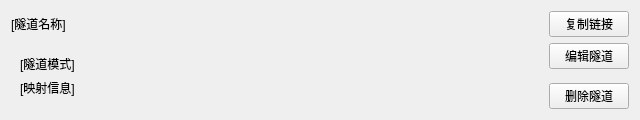
The window that QtUI/singleProxyWidget.ui (MCSLTeam/OpenFRP_Plugin) describes before a commit, drawn with Qt 5.
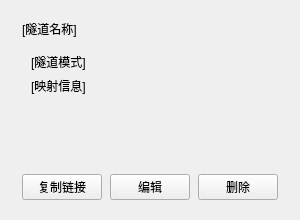
The same window after the commit. Custom widgets are drawn as their Qt base class.

Commit message: A | 用户隧道列表

The edit to the form file:
```diff
--- a/QtUI/singleProxyWidget.ui
+++ b/QtUI/singleProxyWidget.ui
@@ -6,59 +6,68 @@
    <rect>
     <x>0</x>
     <y>0</y>
-    <width>640</width>
-    <height>120</height>
+    <width>300</width>
+    <height>220</height>
    </rect>
   </property>
   <property name="sizePolicy">
-   <sizepolicy hsizetype="Expanding" vsizetype="Fixed">
+   <sizepolicy hsizetype="Fixed" vsizetype="Fixed">
     <horstretch>0</horstretch>
     <verstretch>0</verstretch>
    </sizepolicy>
   </property>
   <property name="minimumSize">
    <size>
-    <width>640</width>
-    <height>120</height>
+    <width>300</width>
+    <height>220</height>
    </size>
   </property>
   <property name="maximumSize">
    <size>
-    <width>16777215</width>
-    <height>120</height>
+    <width>300</width>
+    <height>220</height>
    </size>
   </property>
   <property name="windowTitle">
    <string/>
   </property>
   <layout class="QGridLayout" name="gridLayout">
-   <item row="0" column="0">
+   <item row="0" column="0" colspan="2">
+    <widget class="QWidget" name="ProxyWidget" native="true">
+     <property name="sizePolicy">
+      <sizepolicy hsizetype="Expanding" vsizetype="Expanding">
+       <horstretch>0</horstretch>
+       <verstretch>0</verstretch>
+      </sizepolicy>
+     </property>
+     <layout class="QGridLayout" name="gridLayout_2">
+      <item row="0" column="0" colspan="2">
     <widget class="SubtitleLabel" name="proxyName">
+        <property name="sizePolicy">
+         <sizepolicy hsizetype="Expanding" vsizetype="Fixed">
+          <horstretch>0</horstretch>
+          <verstretch>0</verstretch>
+         </sizepolicy>
+        </property>
      <property name="text">
       <string>[隧道名称]</string>
      </property>
     </widget>
    </item>
-   <item row="3" column="1">
-    <widget class="TransparentPushButton" name="deleteProxy">
-     <property name="sizePolicy">
-      <sizepolicy hsizetype="Fixed" vsizetype="Fixed">
-       <horstretch>0</horstretch>
-       <verstretch>0</verstretch>
-      </sizepolicy>
-     </property>
-     <property name="text">
-      <string>删除隧道</string>
-     </property>
-     <property name="hasIcon" stdset="0">
-      <bool>true</bool>
+      <item row="0" column="2">
+       <widget class="SwitchButton" name="SwitchButton">
+        <property name="onText">
+         <string>开</string>
+        </property>
+        <property name="offText">
+         <string>关</string>
      </property>
     </widget>
    </item>
-   <item row="1" column="0" rowspan="3">
+      <item row="1" column="0" colspan="3">
     <widget class="QWidget" name="proxyInfo" native="true">
      <property name="sizePolicy">
-      <sizepolicy hsizetype="Preferred" vsizetype="Fixed">
+         <sizepolicy hsizetype="Expanding" vsizetype="Expanding">
        <horstretch>0</horstretch>
        <verstretch>0</verstretch>
       </sizepolicy>
@@ -80,7 +89,7 @@
       <item>
        <widget class="BodyLabel" name="proxyLinkInfo">
         <property name="sizePolicy">
-         <sizepolicy hsizetype="Fixed" vsizetype="Fixed">
+            <sizepolicy hsizetype="Expanding" vsizetype="Expanding">
           <horstretch>0</horstretch>
           <verstretch>0</verstretch>
          </sizepolicy>
@@ -88,12 +97,15 @@
         <property name="text">
          <string>[映射信息]</string>
         </property>
+           <property name="alignment">
+            <set>Qt::AlignLeading|Qt::AlignLeft|Qt::AlignTop</set>
+           </property>
        </widget>
       </item>
      </layout>
     </widget>
    </item>
-   <item row="0" column="1">
+      <item row="2" column="0">
     <widget class="TransparentPushButton" name="copyProxyLink">
      <property name="sizePolicy">
       <sizepolicy hsizetype="Fixed" vsizetype="Fixed">
@@ -109,7 +121,7 @@
      </property>
     </widget>
    </item>
-   <item row="1" column="1">
+      <item row="2" column="1">
     <widget class="TransparentPushButton" name="editProxy">
      <property name="sizePolicy">
       <sizepolicy hsizetype="Fixed" vsizetype="Fixed">
@@ -118,11 +130,30 @@
       </sizepolicy>
      </property>
      <property name="text">
-      <string>编辑隧道</string>
+         <string>编辑</string>
      </property>
      <property name="hasIcon" stdset="0">
       <bool>true</bool>
      </property>
+       </widget>
+      </item>
+      <item row="2" column="2">
+       <widget class="TransparentPushButton" name="deleteProxy">
+        <property name="sizePolicy">
+         <sizepolicy hsizetype="Fixed" vsizetype="Fixed">
+          <horstretch>0</horstretch>
+          <verstretch>0</verstretch>
+         </sizepolicy>
+        </property>
+        <property name="text">
+         <string>删除</string>
+        </property>
+        <property name="hasIcon" stdset="0">
+         <bool>true</bool>
+        </property>
+       </widget>
+      </item>
+     </layout>
     </widget>
    </item>
   </layout>
@@ -133,6 +164,11 @@
    <extends>QPushButton</extends>
    <header>qfluentwidgets</header>
   </customwidget>
+  <customwidget>
+   <class>SwitchButton</class>
+   <extends>QWidget</extends>
+   <header>qfluentwidgets</header>
+  </customwidget>
   <customwidget>
    <class>TransparentPushButton</class>
    <extends>PushButton</extends>
```
Lines whose indentation alone changed are shown as unchanged. The commit also changes 5 other files.
